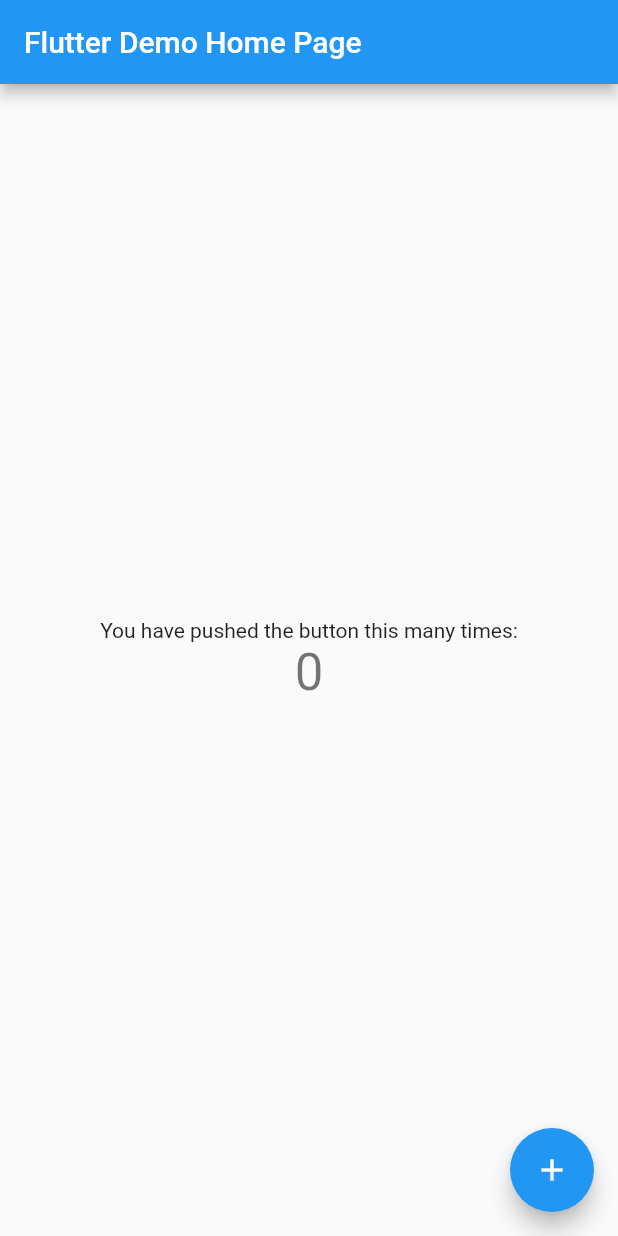
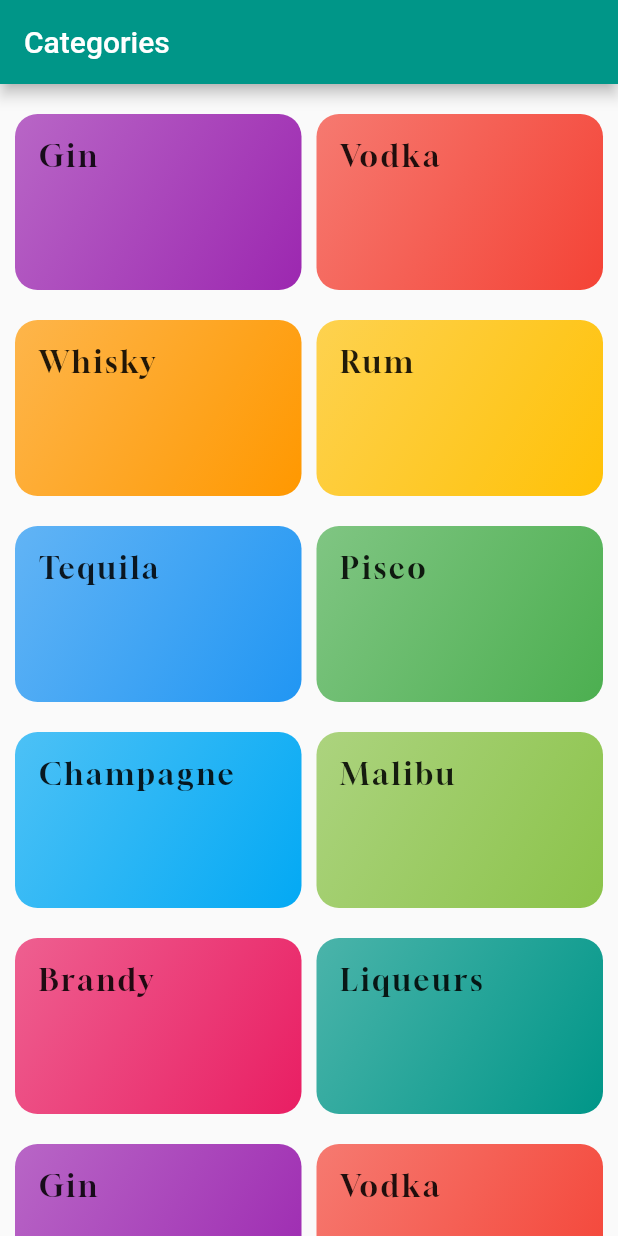
Before and after one commit to Dolnys/woc, a Flutter app: the screen it shows after launch, on a phone screen of 412 x 824 dp. Run offline on Flutter 3.47's test engine with Material 2 defaults, Android fonts, the light colour scheme and no system bars; Roboto replaces fonts that are missing (ConcertOne).

Commit message:
create categories screeen with hardcoded data

```diff
--- /dev/null
+++ b/lib/categories_screen.dart
@@ -0,0 +1,31 @@
+import 'package:flutter/material.dart';
+import 'package:woc/category_item.dart';
+import 'package:woc/dummy_data.dart';
+
+class CategoriesScreen extends StatelessWidget {
+  const CategoriesScreen({super.key});
+
+  @override
+  Widget build(BuildContext context) {
+    return Scaffold(
+      appBar: AppBar(
+        title: const Text(
+          'Categories',
+          style: TextStyle(fontFamily: 'ConcertOne'),
+        ),
+      ),
+      body: GridView(
+        padding: const EdgeInsets.all(10),
+        gridDelegate: const SliverGridDelegateWithMaxCrossAxisExtent(
+            maxCrossAxisExtent: 200,
+            childAspectRatio: 3 / 2,
+            crossAxisSpacing: 10,
+            mainAxisSpacing: 10),
+        children: dummyCategories
+            .map((catData) =>
+                CategoryItem(color: catData.color, title: catData.title))
+            .toList(),
+      ),
+    );
+  }
+}
--- /dev/null
+++ b/lib/category_item.dart
@@ -0,0 +1,32 @@
+import 'package:flutter/material.dart';
+
+class CategoryItem extends StatelessWidget {
+  final String title;
+  final Color color;
+  const CategoryItem({super.key, required this.color, required this.title});
+
+  @override
+  Widget build(BuildContext context) {
+    return Container(
+      margin: const EdgeInsets.only(
+        top: 10,
+      ),
+      padding: const EdgeInsets.all(15),
+      decoration: BoxDecoration(
+        gradient: LinearGradient(
+          colors: [
+            color.withOpacity(0.7),
+            color,
+          ],
+          begin: Alignment.topLeft,
+          end: Alignment.bottomRight,
+        ),
+        borderRadius: BorderRadius.circular(15),
+      ),
+      child: Text(
+        title,
+        style: const TextStyle(fontSize: 20, letterSpacing: 2),
+      ),
+    );
+  }
+}
--- /dev/null
+++ b/lib/dummy_data.dart
@@ -0,0 +1,105 @@
+import 'package:flutter/material.dart';
+import 'package:woc/model/category.dart';
+
+const dummyCategories = [
+  Category(
+    id: 'c1',
+    title: 'Gin',
+    color: Colors.purple,
+  ),
+  Category(
+    id: 'c2',
+    title: 'Vodka',
+    color: Colors.red,
+  ),
+  Category(
+    id: 'c3',
+    title: 'Whisky',
+    color: Colors.orange,
+  ),
+  Category(
+    id: 'c4',
+    title: 'Rum',
+    color: Colors.amber,
+  ),
+  Category(
+    id: 'c5',
+    title: 'Tequila',
+    color: Colors.blue,
+  ),
+  Category(
+    id: 'c6',
+    title: 'Pisco',
+    color: Colors.green,
+  ),
+  Category(
+    id: 'c7',
+    title: 'Champagne',
+    color: Colors.lightBlue,
+  ),
+  Category(
+    id: 'c8',
+    title: 'Malibu',
+    color: Colors.lightGreen,
+  ),
+  Category(
+    id: 'c9',
+    title: 'Brandy',
+    color: Colors.pink,
+  ),
+  Category(
+    id: 'c10',
+    title: 'Liqueurs',
+    color: Colors.teal,
+  ),
+  Category(
+    id: 'c1',
+    title: 'Gin',
+    color: Colors.purple,
+  ),
+  Category(
+    id: 'c2',
+    title: 'Vodka',
+    color: Colors.red,
+  ),
+  Category(
+    id: 'c3',
+    title: 'Whisky',
+    color: Colors.orange,
+  ),
+  Category(
+    id: 'c4',
+    title: 'Rum',
+    color: Colors.amber,
+  ),
+  Category(
+    id: 'c5',
+    title: 'Tequila',
+    color: Colors.blue,
+  ),
+  Category(
+    id: 'c6',
+    title: 'Pisco',
+    color: Colors.green,
+  ),
+  Category(
+    id: 'c7',
+    title: 'Champagne',
+    color: Colors.lightBlue,
+  ),
+  Category(
+    id: 'c8',
+    title: 'Malibu',
+    color: Colors.lightGreen,
+  ),
+  Category(
+    id: 'c9',
+    title: 'Brandy',
+    color: Colors.pink,
+  ),
+  Category(
+    id: 'c10',
+    title: 'Liqueurs',
+    color: Colors.teal,
+  ),
+];
--- a/lib/main.dart
+++ b/lib/main.dart
@@ -1,115 +1,22 @@
 import 'package:flutter/material.dart';
+import 'package:woc/categories_screen.dart';
 
-void main() {
-  runApp(const MyApp());
-}
+void main() => runApp(const MyApp());
 
 class MyApp extends StatelessWidget {
   const MyApp({super.key});
 
-  // This widget is the root of your application.
   @override
   Widget build(BuildContext context) {
     return MaterialApp(
-      title: 'Flutter Demo',
-      theme: ThemeData(
-        // This is the theme of your application.
-        //
-        // Try running your application with "flutter run". You'll see the
-        // application has a blue toolbar. Then, without quitting the app, try
-        // changing the primarySwatch below to Colors.green and then invoke
-        // "hot reload" (press "r" in the console where you ran "flutter run",
-        // or simply save your changes to "hot reload" in a Flutter IDE).
-        // Notice that the counter didn't reset back to zero; the application
-        // is not restarted.
-        primarySwatch: Colors.blue,
+      title: 'World Of Coctails',
+      theme: ThemeData(fontFamily: 'Gloock').copyWith(
+        colorScheme: ThemeData().colorScheme.copyWith(
+              primary: Colors.teal,
+              secondary: Colors.cyan,
+            ),
       ),
-      home: const MyHomePage(title: 'Flutter Demo Home Page'),
+      home: const CategoriesScreen(),
     );
   }
 }
-
-class MyHomePage extends StatefulWidget {
-  const MyHomePage({super.key, required this.title});
-
-  // This widget is the home page of your application. It is stateful, meaning
-  // that it has a State object (defined below) that contains fields that affect
-  // how it looks.
-
-  // This class is the configuration for the state. It holds the values (in this
-  // case the title) provided by the parent (in this case the App widget) and
-  // used by the build method of the State. Fields in a Widget subclass are
-  // always marked "final".
-
-  final String title;
-
-  @override
-  State<MyHomePage> createState() => _MyHomePageState();
-}
-
-class _MyHomePageState extends State<MyHomePage> {
-  int _counter = 0;
-
-  void _incrementCounter() {
-    setState(() {
-      // This call to setState tells the Flutter framework that something has
-      // changed in this State, which causes it to rerun the build method below
-      // so that the display can reflect the updated values. If we changed
-      // _counter without calling setState(), then the build method would not be
-      // called again, and so nothing would appear to happen.
-      _counter++;
-    });
-  }
-
-  @override
-  Widget build(BuildContext context) {
-    // This method is rerun every time setState is called, for instance as done
-    // by the _incrementCounter method above.
-    //
-    // The Flutter framework has been optimized to make rerunning build methods
-    // fast, so that you can just rebuild anything that needs updating rather
-    // than having to individually change instances of widgets.
-    return Scaffold(
-      appBar: AppBar(
-        // Here we take the value from the MyHomePage object that was created by
-        // the App.build method, and use it to set our appbar title.
-        title: Text(widget.title),
-      ),
-      body: Center(
-        // Center is a layout widget. It takes a single child and positions it
-        // in the middle of the parent.
-        child: Column(
-          // Column is also a layout widget. It takes a list of children and
-          // arranges them vertically. By default, it sizes itself to fit its
-          // children horizontally, and tries to be as tall as its parent.
-          //
-          // Invoke "debug painting" (press "p" in the console, choose the
-          // "Toggle Debug Paint" action from the Flutter Inspector in Android
-          // Studio, or the "Toggle Debug Paint" command in Visual Studio Code)
-          // to see the wireframe for each widget.
-          //
-          // Column has various properties to control how it sizes itself and
-          // how it positions its children. Here we use mainAxisAlignment to
-          // center the children vertically; the main axis here is the vertical
-          // axis because Columns are vertical (the cross axis would be
-          // horizontal).
-          mainAxisAlignment: MainAxisAlignment.center,
-          children: <Widget>[
-            const Text(
-              'You have pushed the button this many times:',
-            ),
-            Text(
-              '$_counter',
-              style: Theme.of(context).textTheme.headlineMedium,
-            ),
-          ],
-        ),
-      ),
-      floatingActionButton: FloatingActionButton(
-        onPressed: _incrementCounter,
-        tooltip: 'Increment',
-        child: const Icon(Icons.add),
-      ), // This trailing comma makes auto-formatting nicer for build methods.
-    );
-  }
-}
--- /dev/null
+++ b/lib/model/category.dart
@@ -0,0 +1,9 @@
+import 'package:flutter/material.dart';
+
+class Category {
+  final String id;
+  final String title;
+  final Color color;
+  const Category(
+      {required this.id, required this.title, this.color = Colors.white});
+}
```
Also changed, not shown: pubspec.yaml (+11 -14 lines), assets/fonts/ConcertOne-Regular.ttf (added), assets/fonts/Gloock-Regular.ttf (added), assets/images/sour.jpg (added), lib/Screens/login_screen.dart (deleted), lib/Screens/register_screen.dart (deleted), lib/Screens/welcome_screen.dart (deleted).
